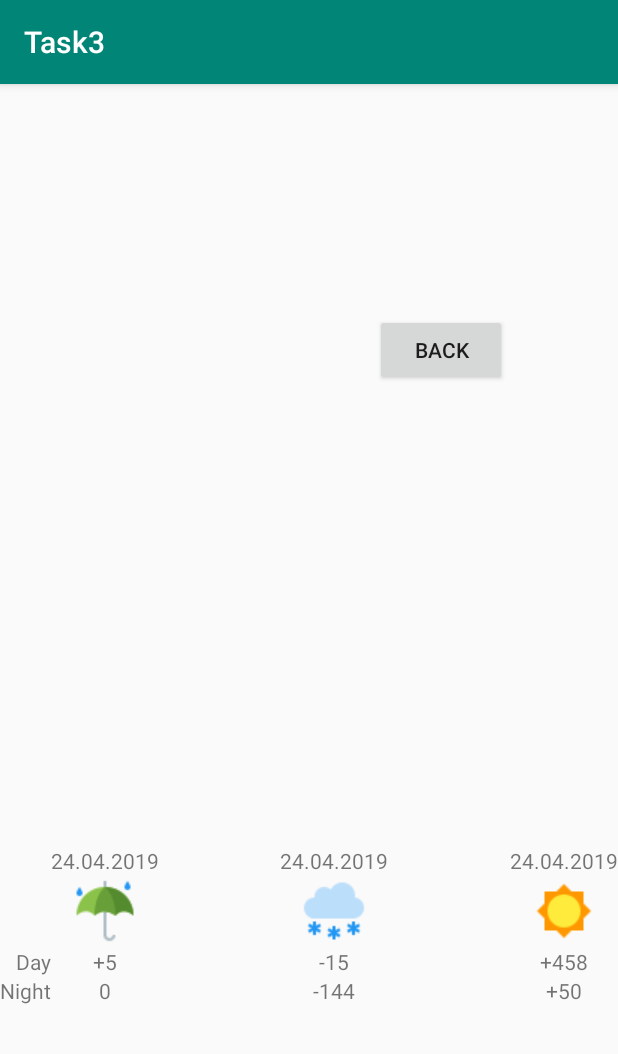
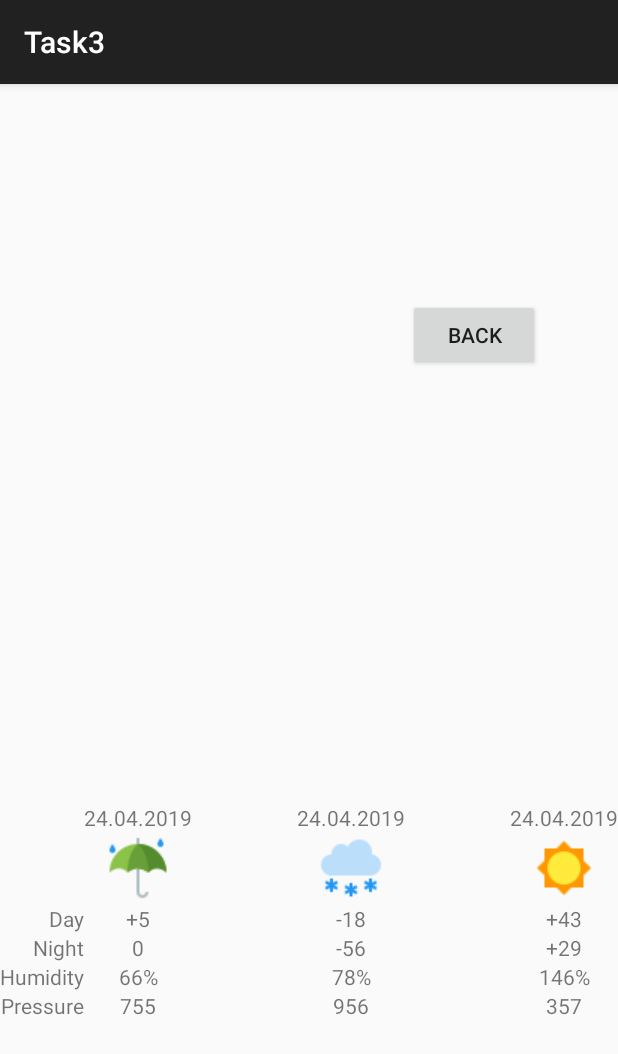
Before and after one commit to Yurok86RUS/Android_1, an Android app: the screen it shows after launch (Main2Activity), after a tap on "OK", on a phone screen of 412 x 824 dp. Shown: the top 1054 px of the screen. Run offline under Robolectric (Android 15) with nearby library versions, the phone set to English and light mode, and no system bars.

Commit message:
add hudmidity and pressure

```diff
--- a/HW_3_20190424/app/src/main/AndroidManifest.xml
+++ b/HW_3_20190424/app/src/main/AndroidManifest.xml
@@ -9,11 +9,11 @@
         android:label="@string/app_name"
         android:roundIcon="@mipmap/ic_launcher_round"
         android:supportsRtl="true"
-        android:theme="@style/TextStyle"
+        android:theme="@style/AppTheme"
         tools:ignore="GoogleAppIndexingWarning"
         android:fullBackupContent="@xml/backup_descriptor">
         <activity android:name=".Main2Activity"
-            android:theme="@style/AppTheme"/>
+            android:theme="@style/TextStyle"/>
         <activity android:name=".MainActivity">
             <intent-filter>
                 <action android:name="android.intent.action.MAIN" />
--- a/HW_3_20190424/app/src/main/res/layout/activity_main2.xml
+++ b/HW_3_20190424/app/src/main/res/layout/activity_main2.xml
@@ -40,28 +40,50 @@
             <TextView android:text="@string/tomorrow"
                 android:layout_gravity="center"/>
             <TextView android:text="@string/after"/>
+
             <TextView android:text="" />
+
             <ImageView android:src="@drawable/rain"
                 android:layout_gravity="center"/>
             <ImageView android:src="@drawable/snow"
                 android:layout_gravity="center"/>
             <ImageView android:src="@drawable/sun"
                 android:layout_gravity="center"/>
+
             <TextView android:text="@string/day"
-                android:layout_gravity="right"/>
-            <TextView android:text="+5"
+                android:layout_gravity="end" />
+            <TextView android:text="@string/temp_now_day"
                 android:layout_gravity="center"/>
-            <TextView android:text="-15"
+            <TextView android:text="@string/temp_tomorrow_day"
                 android:layout_gravity="center"/>
-            <TextView android:text="+458"
+            <TextView android:text="@string/temp_after_day"
                 android:layout_gravity="center"/>
+
             <TextView android:text="@string/night"
-                android:layout_gravity="right"/>
-            <TextView android:text="0"
+                android:layout_gravity="end"/>
+            <TextView android:text="@string/temp_now_night"
                 android:layout_gravity="center"/>
-            <TextView android:text="-144"
+            <TextView android:text="@string/temp_tomorrow_night"
                 android:layout_gravity="center"/>
-            <TextView android:text="+50"
+            <TextView android:text="@string/temp_after_nightt"
+                android:layout_gravity="center"/>
+
+            <TextView android:text="@string/humidity"
+                android:layout_gravity="end"/>
+            <TextView android:text="@string/hudmidity_now"
+                android:layout_gravity="center"/>
+            <TextView android:text="@string/hudmidity_tomorrow"
+                android:layout_gravity="center"/>
+            <TextView android:text="@string/hudmidity_after"
+                android:layout_gravity="center"/>
+
+            <TextView android:text="@string/pressure"
+                android:layout_gravity="end"/>
+            <TextView android:text="@string/pressure_now"
+                android:layout_gravity="center"/>
+            <TextView android:text="@string/pressure_tomorrow"
+                android:layout_gravity="center"/>
+            <TextView android:text="@string/pressure_after"
                 android:layout_gravity="center"/>
         </GridLayout>
     </TableRow>
--- a/HW_3_20190424/app/src/main/res/values/strings.xml
+++ b/HW_3_20190424/app/src/main/res/values/strings.xml
@@ -9,4 +9,21 @@
     <string name="day">Day</string>
     <string name="night">Night</string>
     <string name="back">Back</string>
+    <string name="humidity">Humidity</string>
+    <string name="pressure">Pressure</string>
+
+    <string name="temp_now_day">+5</string>
+    <string name="temp_tomorrow_day">-18</string>
+    <string name="temp_after_day">+43</string>
+    <string name="temp_now_night">0</string>
+    <string name="temp_tomorrow_night">-56</string>
+    <string name="temp_after_nightt">+29</string>
+
+    <string name="hudmidity_now">66%</string>
+    <string name="hudmidity_tomorrow">78%</string>
+    <string name="hudmidity_after">146%</string>
+
+    <string name="pressure_now">755</string>
+    <string name="pressure_tomorrow">956</string>
+    <string name="pressure_after">357</string>
 </resources>
--- a/HW_3_20190424/app/src/main/res/values/styles.xml
+++ b/HW_3_20190424/app/src/main/res/values/styles.xml
@@ -9,7 +9,7 @@
     </style>
 
     <style name="TextStyle" parent="Theme.AppCompat.Light.DarkActionBar">
-        <item name="android:textSize">32dp</item>
+        <item name="android:textSize">14dp</item>
     </style>
 
 </resources>
```
Also changed, not shown: 1 other file.
